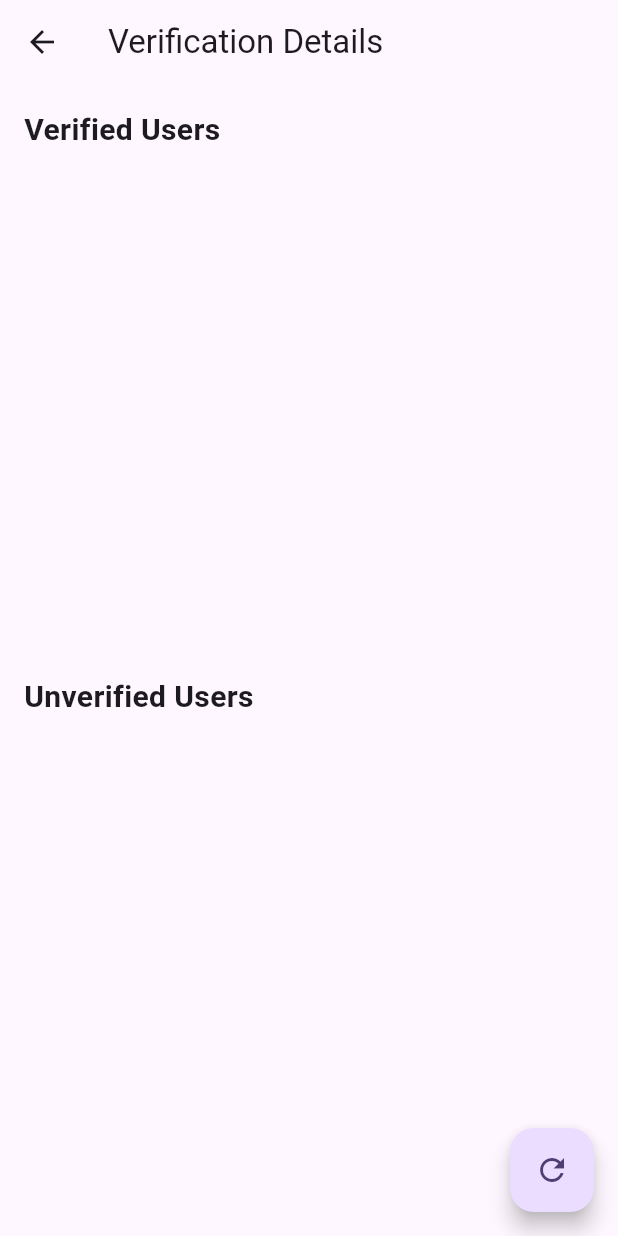
After one commit to absoft-solution/todo_app, a Flutter app: the HomeScreen screen opened by its route, after a tap on "Go to Verification Details", on a phone screen of 412 x 824 dp. The commit adds this screen. Run offline on Flutter 3.47's test engine with Material 3 defaults, Android fonts, the phone set to English and light mode, and no system bars; our stand-ins replace cloud_firestore, firebase_auth, firebase_core, get; accounts and stored records are empty.

Commit message:
verification details screen

```diff
--- a/lib/view/screen/auth/registration/verification_screen.dart
+++ b/lib/view/screen/auth/registration/verification_screen.dart
@@ -1,11 +1,13 @@
 import 'package:firebase_auth/firebase_auth.dart';
 import 'package:flutter/material.dart';
 import 'package:get/get.dart';
-
+import 'package:todo_app/view/screen/auth/login/login_screen.dart';
 import '../../../../services/auth_services.dart';
+import 'package:cloud_firestore/cloud_firestore.dart';
 
 class VerificationScreen extends StatelessWidget {
   final AuthService authService = Get.put(AuthService());
+  final FirebaseFirestore _firestore = FirebaseFirestore.instance;
 
   void _resendVerification() async {
     User? user = FirebaseAuth.instance.currentUser;
@@ -36,7 +38,7 @@ class VerificationScreen extends StatelessWidget {
             ),
             TextButton(
               onPressed: () {
-                Get.offNamed('/login');
+                Get.to(() => LoginScreen());
               },
               child: const Text("Already verified? Login"),
             ),
--- a/lib/view/screen/home/home_screen.dart
+++ b/lib/view/screen/home/home_screen.dart
@@ -2,6 +2,7 @@ import 'package:cloud_firestore/cloud_firestore.dart';
 import 'package:firebase_auth/firebase_auth.dart';
 import 'package:flutter/material.dart';
 import 'package:get/get.dart';
+import 'package:todo_app/view/screen/verification_details_screen.dart';
 
 import '../../../services/auth_services.dart';
 
@@ -109,7 +110,9 @@ class _HomeScreenState extends State<HomeScreen> {
         },
         child: const Icon(Icons.add, size: 32),
       ),
-      body: Column(
+      body: Padding(
+        padding: const EdgeInsets.all(16.0),
+        child: Column(
           children: [
             Padding(
               padding: const EdgeInsets.all(16.0),
@@ -118,7 +121,8 @@ class _HomeScreenState extends State<HomeScreen> {
                     ? 'Your email is verified'
                     : 'Your email is not verified',
                 style: TextStyle(
-                color: user?.emailVerified == true ? Colors.green : Colors.red,
+                  color:
+                      user?.emailVerified == true ? Colors.green : Colors.red,
                   fontSize: 18,
                 ),
               ),
@@ -154,7 +158,16 @@ class _HomeScreenState extends State<HomeScreen> {
                     );
                   }),
             ),
+            SizedBox(
+              height: 10,
+            ),
+            ElevatedButton(
+                onPressed: () {
+                  Get.to(() => VerificationDetailsScreen());
+                },
+                child: const Text("Go to Verification Details"))
           ],
+        ),
       ),
     );
   }
--- /dev/null
+++ b/lib/view/screen/verification_details_screen.dart
@@ -0,0 +1,103 @@
+import 'package:cloud_firestore/cloud_firestore.dart';
+import 'package:flutter/material.dart';
+
+class VerificationDetailsScreen extends StatefulWidget {
+  const VerificationDetailsScreen({super.key});
+
+  @override
+  State<VerificationDetailsScreen> createState() =>
+      _VerificationDetailsScreenState();
+}
+
+class _VerificationDetailsScreenState extends State<VerificationDetailsScreen> {
+  final FirebaseFirestore _firestore = FirebaseFirestore.instance;
+
+  @override
+  Widget build(BuildContext context) {
+    return Scaffold(
+      floatingActionButton: FloatingActionButton(
+        onPressed: () {
+          ScaffoldMessenger.of(context).showSnackBar(
+            const SnackBar(content: Text('Refreshing...')),
+          );
+        },
+        child: const Icon(Icons.refresh),
+      ),
+      appBar: AppBar(title: const Text('Verification Details')),
+      body: StreamBuilder<QuerySnapshot>(
+        stream: _firestore.collection('users').snapshots(),
+        builder: (context, snapshot) {
+          if (snapshot.connectionState == ConnectionState.waiting) {
+            return const Center(child: CircularProgressIndicator());
+          }
+
+          if (snapshot.hasError) {
+            return Center(child: Text('Error: ${snapshot.error}'));
+          }
+
+          final allUsers = snapshot.data?.docs ?? [];
+
+          final verifiedUsers = allUsers
+              .where((doc) => doc['isVerified'] == true)
+              .map((doc) =>
+                  {'id': doc.id, ...doc.data() as Map<String, dynamic>})
+              .toList();
+
+          final unverifiedUsers = allUsers
+              .where((doc) => doc['isVerified'] == false)
+              .map((doc) =>
+                  {'id': doc.id, ...doc.data() as Map<String, dynamic>})
+              .toList();
+
+          return Padding(
+            padding: const EdgeInsets.all(16.0),
+            child: Column(
+              crossAxisAlignment: CrossAxisAlignment.start,
+              children: [
+                const Text(
+                  'Verified Users',
+                  style: TextStyle(fontSize: 20, fontWeight: FontWeight.bold),
+                ),
+                const SizedBox(height: 10),
+                Expanded(
+                  child: ListView.builder(
+                    itemCount: verifiedUsers.length,
+                    itemBuilder: (context, index) {
+                      final user = verifiedUsers[index];
+                      return Card(
+                        child: ListTile(
+                          title: Text(user['email']),
+                          subtitle: Text('isVerified: ${user['isVerified']}'),
+                        ),
+                      );
+                    },
+                  ),
+                ),
+                const SizedBox(height: 20),
+                const Text(
+                  'Unverified Users',
+                  style: TextStyle(fontSize: 20, fontWeight: FontWeight.bold),
+                ),
+                const SizedBox(height: 10),
+                Expanded(
+                  child: ListView.builder(
+                    itemCount: unverifiedUsers.length,
+                    itemBuilder: (context, index) {
+                      final user = unverifiedUsers[index];
+                      return Card(
+                        child: ListTile(
+                          title: Text(user['email']),
+                          subtitle: Text('isVerified: ${user['isVerified']}'),
+                        ),
+                      );
+                    },
+                  ),
+                ),
+              ],
+            ),
+          );
+        },
+      ),
+    );
+  }
+}
```
Also changed, not shown: lib/view/screen/auth/registration/sign_up_screen.dart (+18 -26 lines). Lines whose indentation alone changed are shown as unchanged.
